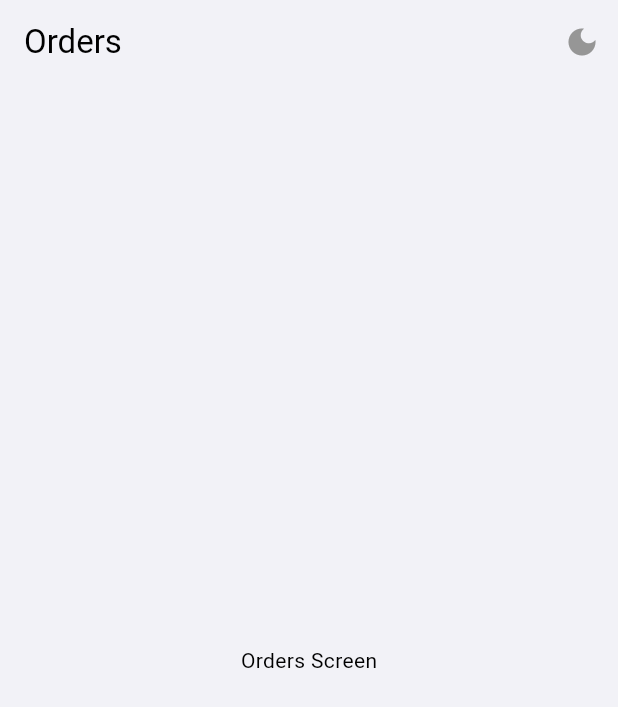
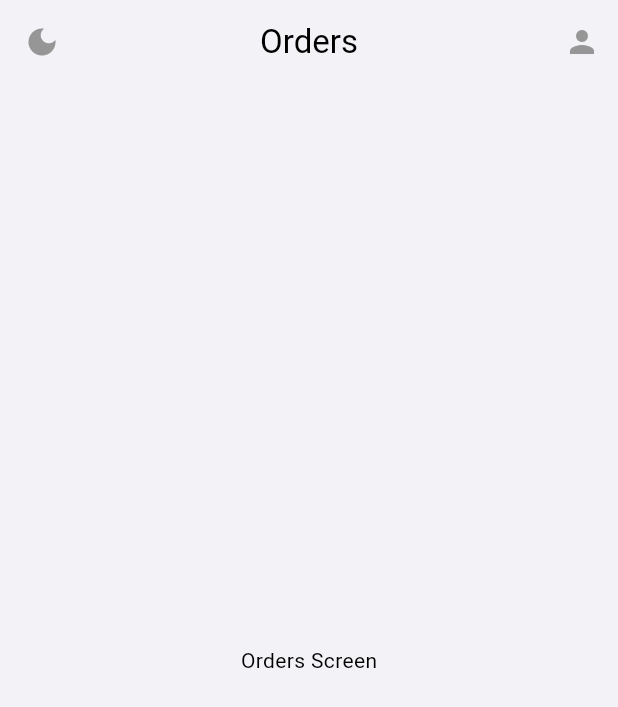
Before and after one commit to SimpliMinimalist/dozo, a Flutter app: the screen it shows after launch, on a phone screen of 412 x 824 dp. Shown: the top 707 px of the screen. Run offline on Flutter 3.47's test engine with Material 3 defaults, Android fonts, the phone set to English and light mode, and no system bars.

Commit message:
feat: updated app bar with profile icon and layout adjustments

```diff
--- a/lib/app.dart
+++ b/lib/app.dart
@@ -20,12 +20,20 @@ class MyApp extends StatelessWidget {
           debugShowCheckedModeBanner: false,
           home: Scaffold(
             appBar: AppBar(
+              centerTitle: true,
               title: const Text('Orders'),
-              actions: [
-                IconButton(
+              leading: IconButton(
                   icon: Icon(themeProvider.themeMode == ThemeMode.dark ? Icons.light_mode : Icons.dark_mode),
                   onPressed: () => themeProvider.toggleTheme(),
                   tooltip: 'Toggle Theme',
+                ),
+              actions: [
+                IconButton(
+                  icon: const Icon(Icons.person),
+                  onPressed: () {
+                    // Handle profile icon tap
+                  },
+                  tooltip: 'Profile',
                 ),
               ],
             ),
```
Also changed, not shown: 1 other file.
